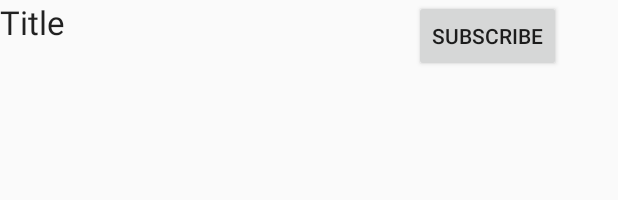
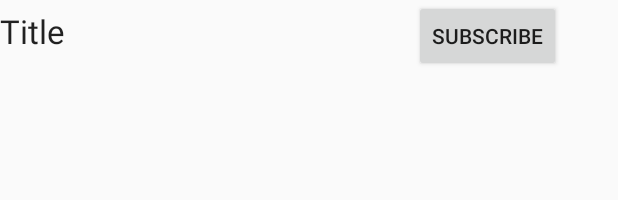
Before and after one commit to joseph287/MSUNOW, an Android app: the layout activity_forum_page.xml on its own in the app's theme, with its tools: preview values and no code run, on a phone screen of 412 x 824 dp. Shown: the top 200 px of the screen. Run offline under Robolectric (Android 15) with nearby library versions, the phone set to English and light mode, and no system bars.

Commit message:
Final fixes, I swear

```diff
--- a/app/src/main/java/com/example/rasen/msunow/RegisterActivity.java
+++ b/app/src/main/java/com/example/rasen/msunow/RegisterActivity.java
@@ -122,7 +122,7 @@ public class RegisterActivity extends AppCompatActivity {
                                 Log.d(TAG, "Authentication failed." + task.getException());
 
                             } else {
-                                startActivity(new Intent(RegisterActivity.this, Dashboard.class));
+//                                startActivity(new Intent(RegisterActivity.this, Dashboard.class));
                                 finish();
                             }
                         }
@@ -143,8 +143,8 @@ public class RegisterActivity extends AppCompatActivity {
             database.child("users").child(registerRequest.getUserId()).setValue(registerRequest);
 
             finish();
-            Intent intent = new Intent(RegisterActivity.this, Dashboard.class);
-            startActivity(intent);
+//            Intent intent = new Intent(RegisterActivity.this, Dashboard.class);
+//            startActivity(intent);
         }
     }
 
--- a/app/src/main/res/layout/activity_forum_page.xml
+++ b/app/src/main/res/layout/activity_forum_page.xml
@@ -6,23 +6,30 @@
     android:layout_height="match_parent"
     tools:context="com.example.rasen.msunow.ForumPage">
 
+    <LinearLayout
+        android:id="@+id/title_bar"
+        android:layout_width="match_parent"
+        android:layout_height="wrap_content"
+        android:orientation="horizontal">
         <TextView
-        android:layout_width="match_parent"
+            android:layout_width="0dp"
             android:layout_height="wrap_content"
             android:text="Title"
             android:textAppearance="@style/TextAppearance.AppCompat.Large"
-        android:id="@+id/forum_title" />
+            android:id="@+id/forum_title"
+            android:layout_weight="5"/>
 
         <Button
             android:id="@+id/sub"
             android:layout_width="wrap_content"
             android:layout_height="wrap_content"
             android:text="Subscribe"
-        android:layout_alignParentTop="true"
-        android:layout_alignParentRight="true"
-        android:layout_alignParentEnd="true"
             android:layout_marginRight="38dp"
-        android:layout_marginEnd="38dp" />
+            android:layout_marginEnd="38dp"
+            android:layout_weight="0"/>
+
+    </LinearLayout>
+
 
     <ListView
         android:id="@+id/fp_list"
@@ -31,7 +38,8 @@
         android:stackFromBottom="false"
         android:divider="@color/colorPrimary"
         android:transcriptMode="alwaysScroll"
-        android:layout_below="@+id/forum_title"
+        android:layout_below="@+id/title_bar"
+        android:layout_above="@+id/msgbar"
         android:layout_alignParentLeft="true"
         android:layout_alignParentStart="true" />
     <LinearLayout
--- a/app/src/main/res/layout/fragment_subs_page.xml
+++ b/app/src/main/res/layout/fragment_subs_page.xml
@@ -10,5 +10,9 @@
         android:layout_width="match_parent"
         android:layout_height="match_parent"
         android:text="Subs" />
+    <ListView
+        android:id="@+id/subsList"
+        android:layout_width="match_parent"
+        android:layout_height="wrap_content"/>
 
 </FrameLayout>
```
Also changed, not shown: app/src/main/java/com/example/rasen/msunow/HomePage.java (+5 -4 lines), app/src/main/java/com/example/rasen/msunow/SubsPage.java (+6 -2 lines). Lines whose indentation alone changed are shown as unchanged.
